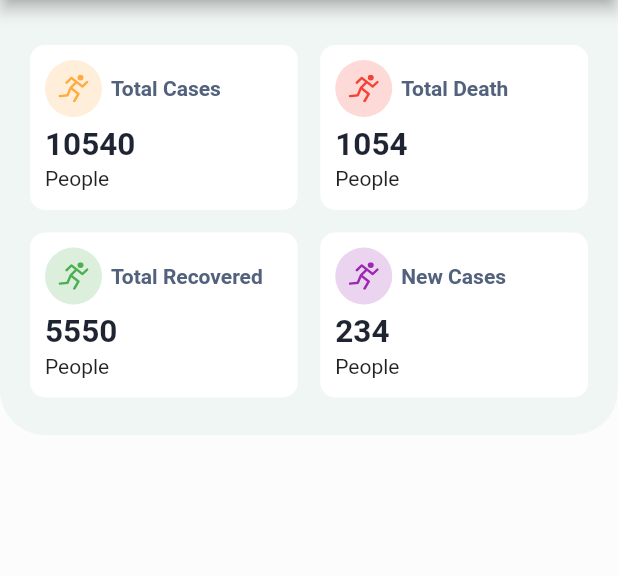
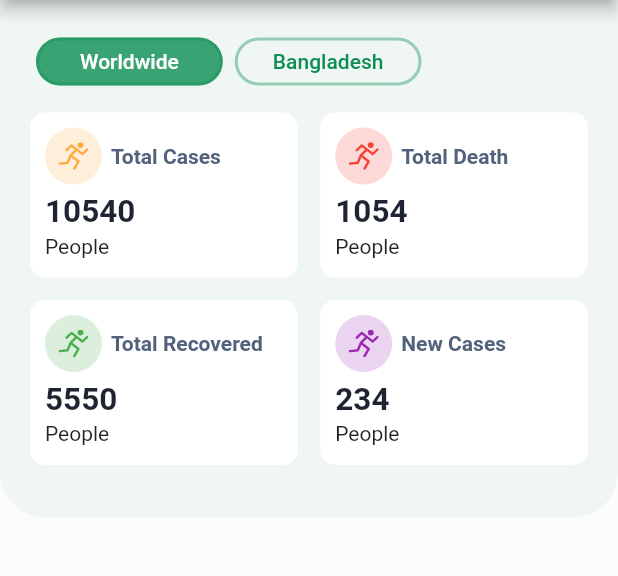
Before and after one commit to Rezuanul-Islam-Fahim/covid19_tracker, a Flutter app: the screen it shows after launch, on a phone screen of 412 x 824 dp, the part 84-660 px from its top. Run offline on Flutter 3.47's test engine with Material 2 defaults, Android fonts, the light colour scheme and no system bars; our stand-ins replace flutter_svg.

Commit message:
Build tab section in covid update section

```diff
--- a/lib/screens/homeScreen/components/updateSection.dart
+++ b/lib/screens/homeScreen/components/updateSection.dart
@@ -1,5 +1,6 @@
 import 'package:flutter/material.dart';
 
+import '../../../constant.dart';
 import 'updatePanel.dart';
 
 class UpdateSection extends StatelessWidget {
@@ -28,9 +29,71 @@ class UpdateSection extends StatelessWidget {
       },
     ];
 
-    return Container(
-      child: GridView(
-        shrinkWrap: true,
+    return DefaultTabController(
+      length: 2,
+      child: Column(
+        crossAxisAlignment: CrossAxisAlignment.start,
+        children: <Widget>[
+          SizedBox(height: 10),
+          Theme(
+            data: ThemeData(
+              splashColor: Colors.transparent,
+              highlightColor: Colors.transparent,
+            ),
+            child: Container(
+              width: 265,
+              height: 32,
+              child: TabBar(
+                unselectedLabelColor: kPrimaryColor,
+                indicator: BoxDecoration(
+                  borderRadius: BorderRadius.circular(30),
+                  color: kPrimaryColor.withOpacity(0.8),
+                ),
+                indicatorSize: TabBarIndicatorSize.label,
+                indicatorWeight: 0,
+                labelPadding: EdgeInsets.symmetric(horizontal: 4),
+                tabs: <Widget>[
+                  Tab(
+                    child: Container(
+                      decoration: BoxDecoration(
+                        border: Border.all(
+                          color: kPrimaryColor.withOpacity(0.4),
+                          width: 2,
+                        ),
+                        borderRadius: BorderRadius.circular(30),
+                      ),
+                      child: Align(
+                        alignment: Alignment.center,
+                        child: Text('Worldwide'),
+                      ),
+                    ),
+                  ),
+                  Tab(
+                    child: Container(
+                      decoration: BoxDecoration(
+                        border: Border.all(
+                          color: kPrimaryColor.withOpacity(0.4),
+                          width: 2,
+                        ),
+                        borderRadius: BorderRadius.circular(30),
+                      ),
+                      child: Align(
+                        alignment: Alignment.center,
+                        child: Text('Bangladesh'),
+                      ),
+                    ),
+                  ),
+                ],
+              ),
+            ),
+          ),
+          SizedBox(height: 3),
+          Container(
+            height: 260,
+            child: TabBarView(
+              physics: NeverScrollableScrollPhysics(),
+              children: <Widget>[
+                GridView(
                   padding: EdgeInsets.only(top: 15),
                   gridDelegate: SliverGridDelegateWithFixedCrossAxisCount(
                     crossAxisCount: 2,
@@ -46,6 +109,27 @@ class UpdateSection extends StatelessWidget {
                     UpdatePanel(data[3]),
                   ],
                 ),
+                GridView(
+                  padding: EdgeInsets.only(top: 15),
+                  gridDelegate: SliverGridDelegateWithFixedCrossAxisCount(
+                    crossAxisCount: 2,
+                    crossAxisSpacing: 15,
+                    mainAxisSpacing: 15,
+                    mainAxisExtent: 110,
+                  ),
+                  physics: NeverScrollableScrollPhysics(),
+                  children: <Widget>[
+                    UpdatePanel(data[0]),
+                    UpdatePanel(data[1]),
+                    UpdatePanel(data[2]),
+                    UpdatePanel(data[3]),
+                  ],
+                ),
+              ],
+            ),
+          ),
+        ],
+      ),
     );
   }
 }
--- a/lib/theme.dart
+++ b/lib/theme.dart
@@ -20,9 +20,3 @@ ThemeData get appTheme => ThemeData(
             ),
           ),
     );
-
-TextStyle get appBarTitle => TextStyle(
-      color: kPrimaryColor,
-      fontSize: 20,
-      fontWeight: FontWeight.bold,
-    );
```
Lines whose indentation alone changed are shown as unchanged.
